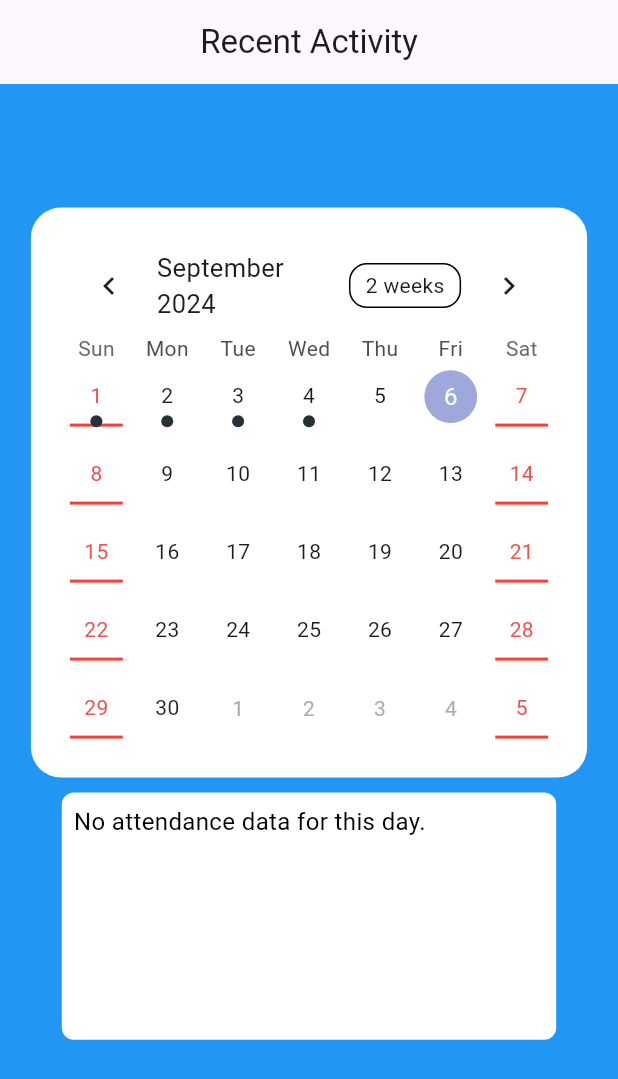
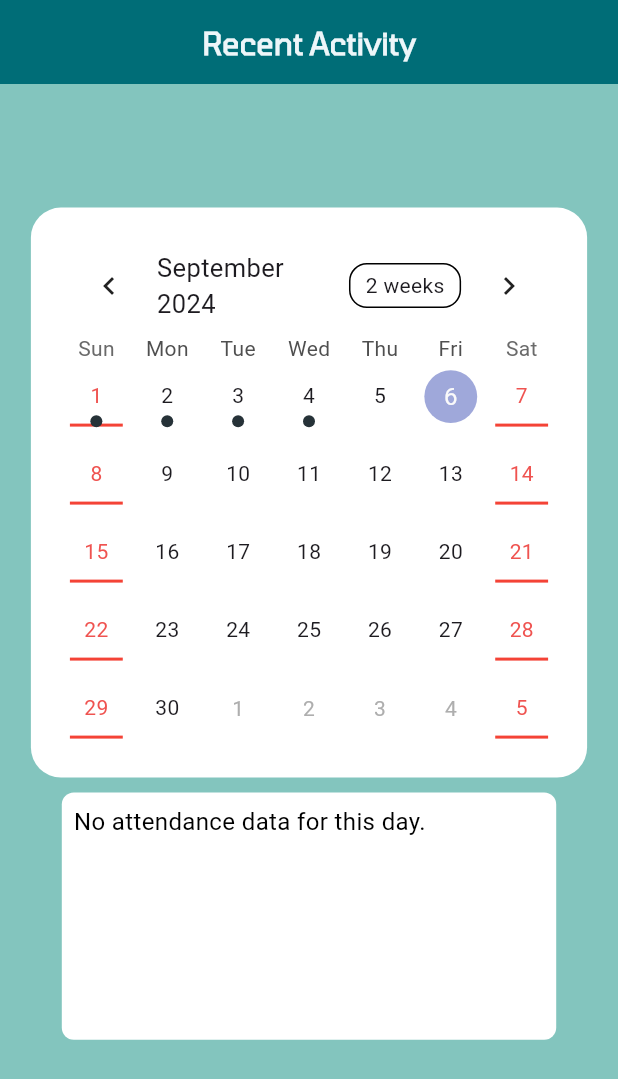
Before and after one commit to AYAN10M/RollCall, a Flutter app: the MyRecentActivity screen opened directly, on a phone screen of 412 x 824 dp. Shown: the top 1079 px of the screen. Run offline on Flutter 3.47's test engine with Material 3 defaults, Android fonts, the light colour scheme and no system bars; drawn by our look-alikes of table_calendar; our stand-ins replace animated_notch_bottom_bar, geolocator; missing offline and left inert: tab_container.

Commit message:
Minor changes in looks of recent_activity

```diff
--- a/attendance_application/lib/pages/recent_activity/recent_activity.dart
+++ b/attendance_application/lib/pages/recent_activity/recent_activity.dart
@@ -105,9 +105,15 @@ class _MyRecentActivityState extends State<MyRecentActivity> {
   @override
   Widget build(BuildContext context) {
     return Scaffold(
-      backgroundColor: Colors.blue,
+      backgroundColor: const Color.fromARGB(255, 131, 197, 190),
       appBar: AppBar(
-        title: const Text('Recent Activity'),
+        backgroundColor: const Color.fromARGB(255, 0, 109, 119),
+        title: const Text('Recent Activity',
+            style: TextStyle(
+                color: Color.fromARGB(255, 237, 246, 249),
+                fontSize: 20,
+                fontWeight: FontWeight.bold,
+                fontFamily: 'Tomorrow')),
         centerTitle: true,
         automaticallyImplyLeading: false,
       ),
```
